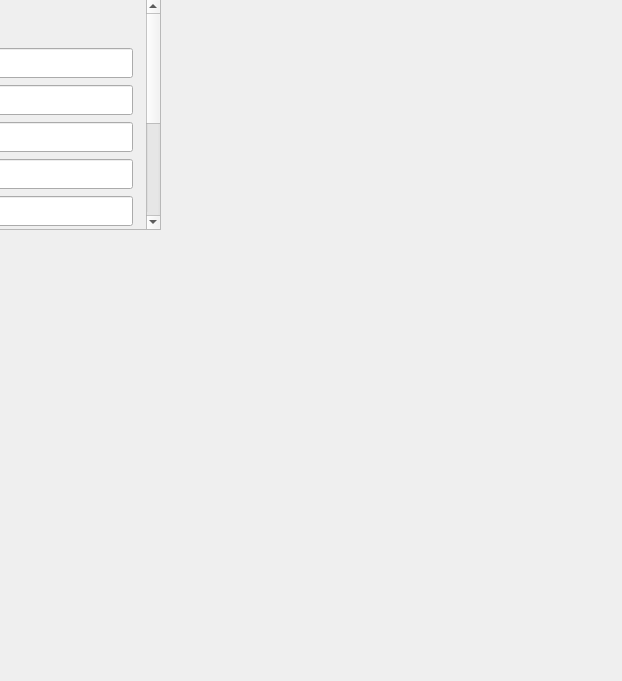
Before: the Qt Designer form first.ui in Aone2233/project-for-fire, drawn with Qt 5; both pictures show x 580 to 1202 and y 111 to 792 of the 1202 by 792 pixel window.
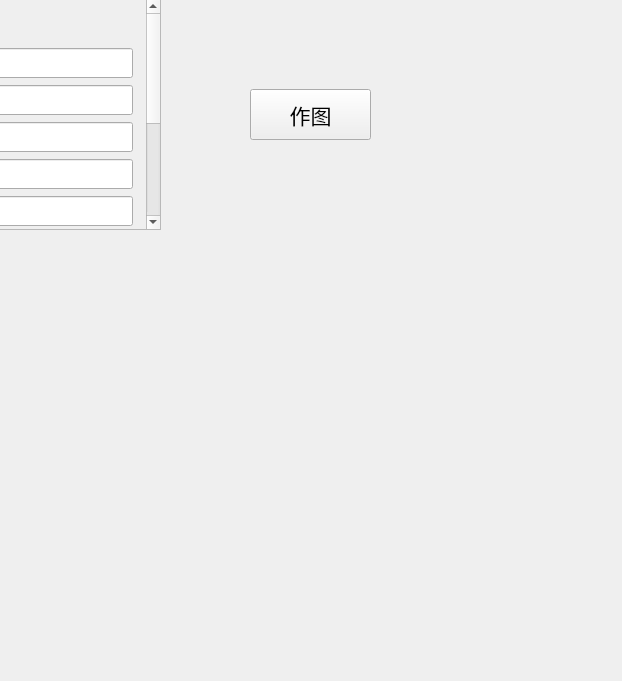
After: the same form once the commit is applied.

The edit to the form file:
```diff
--- a/first.ui
+++ b/first.ui
@@ -1104,13 +1104,32 @@
   <widget class="QWidget" name="widget" native="true">
    <property name="geometry">
     <rect>
-     <x>680</x>
-     <y>420</y>
+     <x>660</x>
+     <y>390</y>
      <width>391</width>
      <height>341</height>
     </rect>
    </property>
   </widget>
+  <widget class="QPushButton" name="plotButton">
+   <property name="geometry">
+    <rect>
+     <x>830</x>
+     <y>200</y>
+     <width>121</width>
+     <height>51</height>
+    </rect>
+   </property>
+   <property name="font">
+    <font>
+     <family>霞鹜臻楷</family>
+     <pointsize>16</pointsize>
+    </font>
+   </property>
+   <property name="text">
+    <string>作图</string>
+   </property>
+  </widget>
   <zorder>scrollArea</zorder>
   <zorder>title</zorder>
   <zorder>calculateButton1</zorder>
```
Left out of the diff: 2 changed lines with no effect on the pictures.
